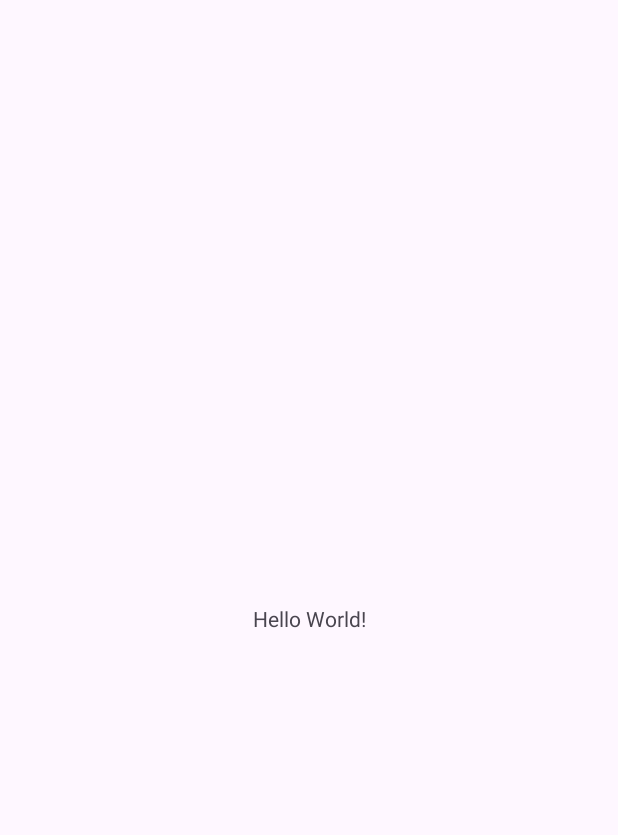
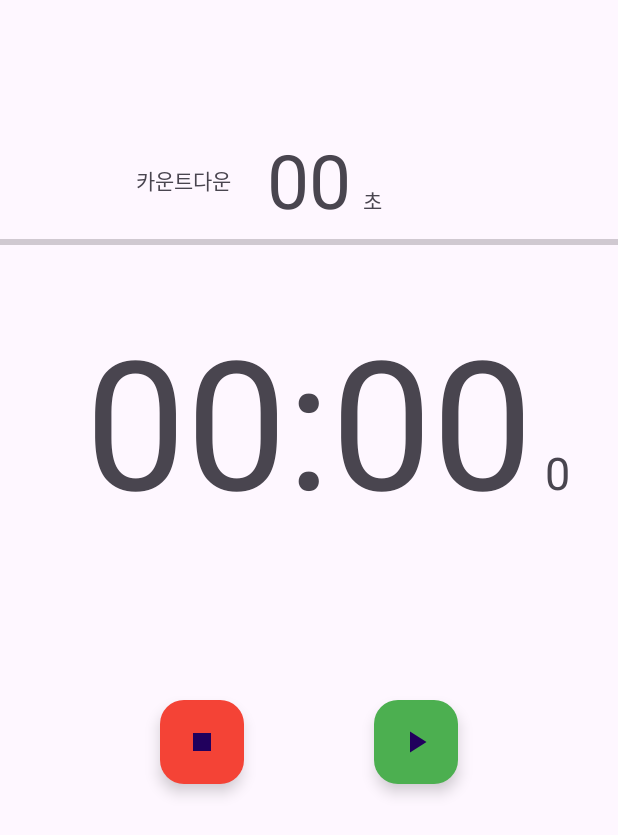
Before and after one commit to Bullets-jyr/part1Chapter6, an Android app: the screen it shows after launch (MainActivity), on a phone screen of 412 x 824 dp. Before the commit the part shown is almost empty. Shown: the top 835 px of the screen. Run offline under Robolectric (Android 15) with nearby library versions, the phone set to English and light mode, and no system bars.

Commit message:
02. 스톱워치 UI 그리기 (1)

```diff
--- /dev/null
+++ b/app/src/main/res/drawable/baseline_check_24.xml
@@ -0,0 +1,5 @@
+<vector android:height="24dp" android:tint="#FFFFFF"
+    android:viewportHeight="24" android:viewportWidth="24"
+    android:width="24dp" xmlns:android="http://schemas.android.com/apk/res/android">
+    <path android:fillColor="@android:color/white" android:pathData="M9,16.17L4.83,12l-1.42,1.41L9,19 21,7l-1.41,-1.41z"/>
+</vector>
--- /dev/null
+++ b/app/src/main/res/drawable/baseline_pause_24.xml
@@ -0,0 +1,5 @@
+<vector android:height="24dp" android:tint="#FFFFFF"
+    android:viewportHeight="24" android:viewportWidth="24"
+    android:width="24dp" xmlns:android="http://schemas.android.com/apk/res/android">
+    <path android:fillColor="@android:color/white" android:pathData="M6,19h4L10,5L6,5v14zM14,5v14h4L18,5h-4z"/>
+</vector>
--- /dev/null
+++ b/app/src/main/res/drawable/baseline_play_arrow_24.xml
@@ -0,0 +1,5 @@
+<vector android:height="24dp" android:tint="#FFFFFF"
+    android:viewportHeight="24" android:viewportWidth="24"
+    android:width="24dp" xmlns:android="http://schemas.android.com/apk/res/android">
+    <path android:fillColor="@android:color/white" android:pathData="M8,5v14l11,-7z"/>
+</vector>
--- /dev/null
+++ b/app/src/main/res/drawable/baseline_stop_24.xml
@@ -0,0 +1,5 @@
+<vector android:height="24dp" android:tint="#FFFFFF"
+    android:viewportHeight="24" android:viewportWidth="24"
+    android:width="24dp" xmlns:android="http://schemas.android.com/apk/res/android">
+    <path android:fillColor="@android:color/white" android:pathData="M6,6h12v12H6z"/>
+</vector>
--- a/app/src/main/res/layout/activity_main.xml
+++ b/app/src/main/res/layout/activity_main.xml
@@ -6,13 +6,145 @@
     android:layout_height="match_parent"
     tools:context=".MainActivity">
 
+    <ProgressBar
+        android:id="@+id/countdown_progress_bar"
+        style="@style/Widget.AppCompat.ProgressBar.Horizontal"
+        android:layout_width="match_parent"
+        android:layout_height="wrap_content"
+        android:layout_marginBottom="30dp"
+        app:layout_constraintBottom_toTopOf="@id/time_text_view"
+        app:layout_constraintEnd_toEndOf="parent"
+        app:layout_constraintStart_toStartOf="parent" />
+
     <TextView
+        android:id="@+id/countdown_title_text_view"
         android:layout_width="wrap_content"
         android:layout_height="wrap_content"
-        android:text="Hello World!"
+        android:layout_marginEnd="24dp"
+        android:text="카운트다운"
+        app:layout_constraintBottom_toBottomOf="@id/countdown_text_view"
+        app:layout_constraintEnd_toStartOf="@id/countdown_text_view"
+        app:layout_constraintTop_toTopOf="@id/countdown_text_view" />
+
+    <TextView
+        android:id="@+id/countdown_unit_text_view"
+        android:layout_width="wrap_content"
+        android:layout_height="wrap_content"
+        android:layout_marginStart="8dp"
+        android:text="초"
+        app:layout_constraintBaseline_toBaselineOf="@id/countdown_text_view"
+        app:layout_constraintStart_toEndOf="@id/countdown_text_view" />
+
+    <TextView
+        android:id="@+id/countdown_text_view"
+        android:layout_width="wrap_content"
+        android:layout_height="wrap_content"
+        android:text="00"
+        android:textSize="50sp"
+        app:layout_constraintBottom_toTopOf="@id/countdown_progress_bar"
+        app:layout_constraintEnd_toEndOf="parent"
+        app:layout_constraintStart_toStartOf="parent" />
+
+    <TextView
+        android:id="@+id/time_text_view"
+        android:layout_width="wrap_content"
+        android:layout_height="wrap_content"
+        android:text="00:00"
+        android:textSize="120sp"
         app:layout_constraintBottom_toBottomOf="parent"
         app:layout_constraintEnd_toEndOf="parent"
         app:layout_constraintStart_toStartOf="parent"
-        app:layout_constraintTop_toTopOf="parent" />
+        app:layout_constraintTop_toTopOf="parent"
+        app:layout_constraintVertical_bias="0.3" />
+
+    <TextView
+        android:id="@+id/tick_text_view"
+        android:layout_width="wrap_content"
+        android:layout_height="wrap_content"
+        android:layout_marginStart="8dp"
+        android:text="0"
+        android:textSize="30sp"
+        app:layout_constraintBaseline_toBaselineOf="@id/time_text_view"
+        app:layout_constraintStart_toEndOf="@id/time_text_view" />
+
+    <androidx.constraintlayout.widget.Guideline
+        android:id="@+id/guideline"
+        android:layout_width="wrap_content"
+        android:layout_height="wrap_content"
+        android:orientation="horizontal"
+        app:layout_constraintGuide_percent="0.6" />
+
+    <com.google.android.material.floatingactionbutton.FloatingActionButton
+        android:id="@+id/start_button"
+        android:layout_width="wrap_content"
+        android:layout_height="wrap_content"
+        android:backgroundTint="@color/green"
+        android:clickable="true"
+        app:layout_constraintBottom_toBottomOf="@id/guideline"
+        app:layout_constraintEnd_toEndOf="parent"
+        app:layout_constraintHorizontal_bias="0.7"
+        app:layout_constraintStart_toStartOf="parent"
+        app:layout_constraintTop_toTopOf="@id/guideline"
+        app:srcCompat="@drawable/baseline_play_arrow_24" />
+
+    <com.google.android.material.floatingactionbutton.FloatingActionButton
+        android:id="@+id/pause_button"
+        android:layout_width="wrap_content"
+        android:layout_height="wrap_content"
+        android:backgroundTint="@color/yellow"
+        android:clickable="true"
+        android:visibility="gone"
+        app:layout_constraintBottom_toBottomOf="@id/guideline"
+        app:layout_constraintEnd_toEndOf="parent"
+        app:layout_constraintHorizontal_bias="0.7"
+        app:layout_constraintStart_toStartOf="parent"
+        app:layout_constraintTop_toTopOf="@id/guideline"
+        app:srcCompat="@drawable/baseline_pause_24" />
+
+    <com.google.android.material.floatingactionbutton.FloatingActionButton
+        android:id="@+id/stop_button"
+        android:layout_width="wrap_content"
+        android:layout_height="wrap_content"
+        android:backgroundTint="@color/red"
+        android:clickable="true"
+        app:layout_constraintBottom_toBottomOf="@id/guideline"
+        app:layout_constraintEnd_toEndOf="parent"
+        app:layout_constraintHorizontal_bias="0.3"
+        app:layout_constraintStart_toStartOf="parent"
+        app:layout_constraintTop_toTopOf="@id/guideline"
+        app:srcCompat="@drawable/baseline_stop_24" />
+
+    <com.google.android.material.floatingactionbutton.FloatingActionButton
+        android:id="@+id/lap_button"
+        android:layout_width="wrap_content"
+        android:layout_height="wrap_content"
+        android:backgroundTint="@color/blue"
+        android:clickable="true"
+        android:visibility="gone"
+        app:layout_constraintBottom_toBottomOf="@id/guideline"
+        app:layout_constraintEnd_toEndOf="parent"
+        app:layout_constraintHorizontal_bias="0.3"
+        app:layout_constraintStart_toStartOf="parent"
+        app:layout_constraintTop_toTopOf="@id/guideline"
+        app:srcCompat="@drawable/baseline_check_24" />
+
+    <ScrollView
+        android:id="@+id/lap_scroll_view"
+        android:layout_width="0dp"
+        android:layout_height="0dp"
+        android:layout_marginTop="50dp"
+        android:padding="16dp"
+        app:layout_constraintBottom_toBottomOf="parent"
+        app:layout_constraintEnd_toEndOf="parent"
+        app:layout_constraintStart_toStartOf="parent"
+        app:layout_constraintTop_toBottomOf="@id/guideline">
+
+        <LinearLayout
+            android:id="@+id/lap_container_linear_layout"
+            android:layout_width="match_parent"
+            android:layout_height="wrap_content"
+            android:orientation="vertical" />
+
+    </ScrollView>
 
 </androidx.constraintlayout.widget.ConstraintLayout>
--- a/app/src/main/res/values/colors.xml
+++ b/app/src/main/res/values/colors.xml
@@ -2,4 +2,8 @@
 <resources>
     <color name="black">#FF000000</color>
     <color name="white">#FFFFFFFF</color>
+    <color name="red">#F44336</color>
+    <color name="yellow">#FFEB3B</color>
+    <color name="green">#4CAF50</color>
+    <color name="blue">#2196F3</color>
 </resources>
```
